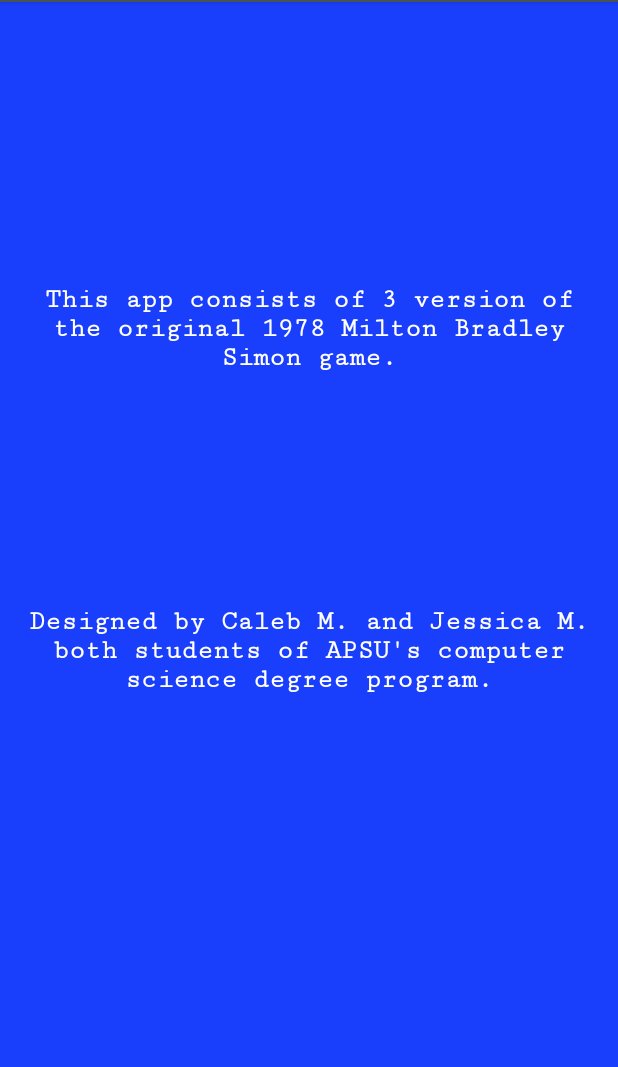
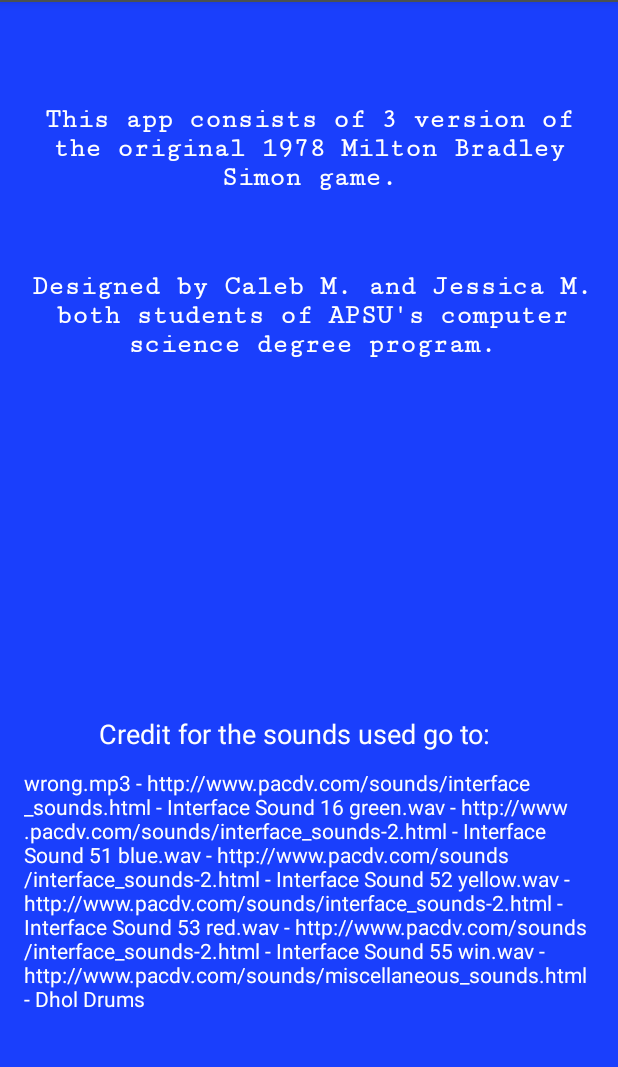
Before and after one commit to caramelnitro/SimonSays, an Android app: the AboutActivity screen opened directly, with no data from a screen before it, on a phone screen of 412 x 824 dp, the part 82-1149 px from its top. Run offline under Robolectric (Android 15) with nearby library versions, the phone set to English and light mode, and no system bars.

Commit message:
credits added

```diff
--- a/app/src/main/res/layout/activity_about.xml
+++ b/app/src/main/res/layout/activity_about.xml
@@ -11,7 +11,7 @@
         android:layout_width="375dp"
         android:layout_height="wrap_content"
         android:layout_marginStart="8dp"
-        android:layout_marginTop="32dp"
+        android:layout_marginTop="68dp"
         android:layout_marginEnd="8dp"
         android:fontFamily="serif-monospace"
         android:text="This app consists of 3 version of the original 1978 Milton Bradley Simon game."
@@ -19,7 +19,6 @@
         android:textColor="@color/colorAccent"
         android:textSize="18sp"
         android:textStyle="bold"
-        app:layout_constraintBottom_toTopOf="@+id/textView4"
         app:layout_constraintEnd_toEndOf="parent"
         app:layout_constraintStart_toStartOf="parent"
         app:layout_constraintTop_toTopOf="parent" />
@@ -29,16 +28,45 @@
         android:layout_width="375dp"
         android:layout_height="59dp"
         android:layout_marginStart="8dp"
+        android:layout_marginTop="52dp"
         android:layout_marginEnd="8dp"
-        android:layout_marginBottom="150dp"
         android:fontFamily="serif-monospace"
         android:text="Designed by Caleb M. and Jessica M. both students of APSU's computer science degree program."
         android:textAlignment="center"
         android:textColor="@color/colorAccent"
         android:textSize="18sp"
         android:textStyle="bold"
+        app:layout_constraintEnd_toEndOf="parent"
+        app:layout_constraintHorizontal_bias="0.6"
+        app:layout_constraintStart_toStartOf="parent"
+        app:layout_constraintTop_toBottomOf="@+id/textView" />
+
+    <TextView
+        android:id="@+id/textView8"
+        android:layout_width="380dp"
+        android:layout_height="249dp"
+        android:layout_marginStart="8dp"
+        android:layout_marginEnd="8dp"
+        android:layout_marginBottom="8dp"
+        android:text="wrong.mp3 - http://www.pacdv.com/sounds/interface_sounds.html - Interface Sound 16 green.wav - http://www.pacdv.com/sounds/interface_sounds-2.html - Interface Sound 51 blue.wav - http://www.pacdv.com/sounds/interface_sounds-2.html - Interface Sound 52 yellow.wav - http://www.pacdv.com/sounds/interface_sounds-2.html - Interface Sound 53 red.wav - http://www.pacdv.com/sounds/interface_sounds-2.html - Interface Sound 55 win.wav - http://www.pacdv.com/sounds/miscellaneous_sounds.html - Dhol Drums"
+        android:textColor="@color/colorAccent"
         app:layout_constraintBottom_toBottomOf="parent"
         app:layout_constraintEnd_toEndOf="parent"
+        app:layout_constraintStart_toStartOf="parent" />
+
+    <TextView
+        android:id="@+id/textView9"
+        android:layout_width="wrap_content"
+        android:layout_height="wrap_content"
+        android:layout_marginStart="8dp"
+        android:layout_marginTop="8dp"
+        android:layout_marginEnd="8dp"
+        android:text="Credit for the sounds used go to:    "
+        android:textColor="@color/colorAccent"
+        android:textSize="18sp"
+        app:layout_constraintBottom_toTopOf="@+id/textView8"
+        app:layout_constraintEnd_toEndOf="parent"
         app:layout_constraintStart_toStartOf="parent"
-        app:layout_constraintTop_toBottomOf="@+id/textView" />
+        app:layout_constraintTop_toBottomOf="@+id/textView4"
+        app:layout_constraintVertical_bias="0.955" />
 </android.support.constraint.ConstraintLayout>
```
Also changed, not shown: 2 other files.
